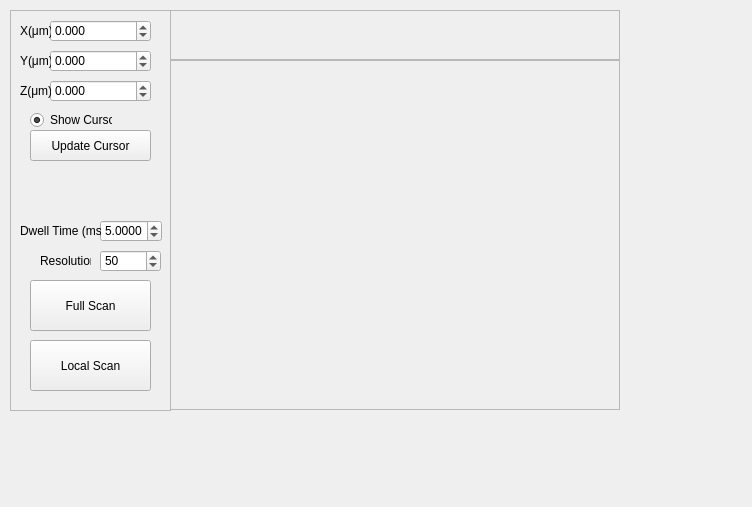
Before: the Qt Designer form NV_ABJ/user_interfaces/image_scan_widget/image_scan_widget.ui in ACBJayichLab/NV_ABJ, drawn with Qt 5.
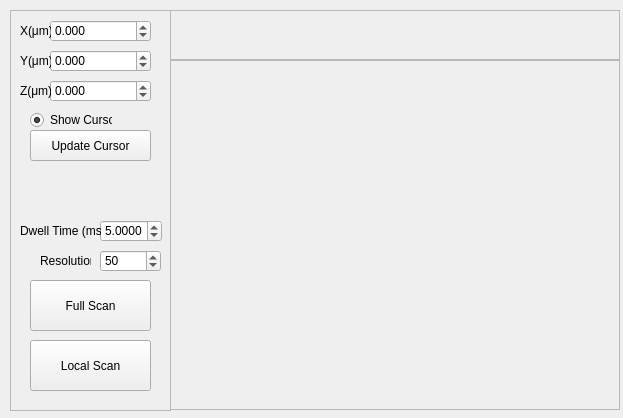
After: the same form once the commit is applied.

What changed in the file:
```diff
--- a/NV_ABJ/user_interfaces/image_scan_widget/image_scan_widget.ui
+++ b/NV_ABJ/user_interfaces/image_scan_widget/image_scan_widget.ui
@@ -6,8 +6,8 @@
    <rect>
     <x>0</x>
     <y>0</y>
-    <width>752</width>
-    <height>507</height>
+    <width>623</width>
+    <height>418</height>
    </rect>
   </property>
   <property name="minimumSize">
```
Left out of the diff: 4 changed lines with no effect on the pictures.
